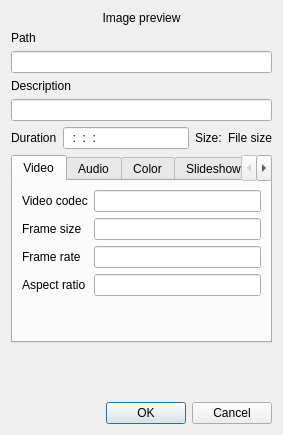
This is src/widgets/clipproperties_ui.ui in KDE/kdenlive as Qt 5 draws it before an edit. The edited form follows.
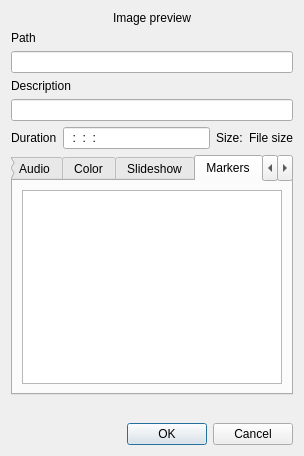
This is the edited form. The open tabs and pages were chosen to show the change. Custom widgets are drawn as their Qt base class.

Commit message: Show markers in clip properties

Diff of the .ui file:
```diff
--- a/src/widgets/clipproperties_ui.ui
+++ b/src/widgets/clipproperties_ui.ui
@@ -5,8 +5,8 @@
    <rect>
     <x>0</x>
     <y>0</y>
-    <width>283</width>
-    <height>435</height>
+    <width>304</width>
+    <height>456</height>
    </rect>
   </property>
   <property name="windowTitle" >
@@ -85,8 +85,8 @@
        <rect>
         <x>0</x>
         <y>0</y>
-        <width>263</width>
-        <height>159</height>
+        <width>284</width>
+        <height>172</height>
        </rect>
       </property>
       <attribute name="title" >
@@ -362,6 +362,42 @@
        </item>
       </layout>
      </widget>
+     <widget class="QWidget" name="tab_3" >
+      <attribute name="title" >
+       <string>Markers</string>
+      </attribute>
+      <layout class="QGridLayout" name="gridLayout_7" >
+       <item row="0" column="0" >
+        <widget class="QTreeWidget" name="markers_list" >
+         <property name="alternatingRowColors" >
+          <bool>true</bool>
+         </property>
+         <property name="rootIsDecorated" >
+          <bool>false</bool>
+         </property>
+         <property name="itemsExpandable" >
+          <bool>false</bool>
+         </property>
+         <property name="allColumnsShowFocus" >
+          <bool>true</bool>
+         </property>
+         <property name="headerHidden" >
+          <bool>true</bool>
+         </property>
+         <column>
+          <property name="text" >
+           <string>Time</string>
+          </property>
+         </column>
+         <column>
+          <property name="text" >
+           <string>Comment</string>
+          </property>
+         </column>
+        </widget>
+       </item>
+      </layout>
+     </widget>
      <widget class="QWidget" name="tab_advanced" >
       <property name="geometry" >
        <rect>
```
Left out of the diff: 18 changed lines with no effect on the pictures.
